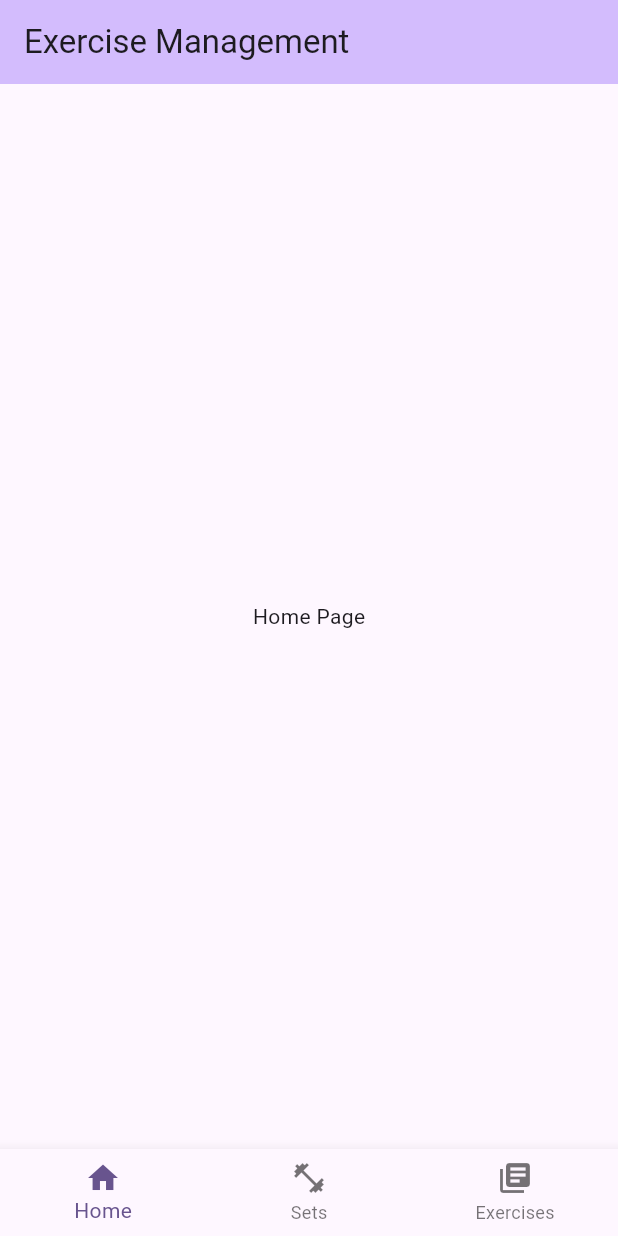
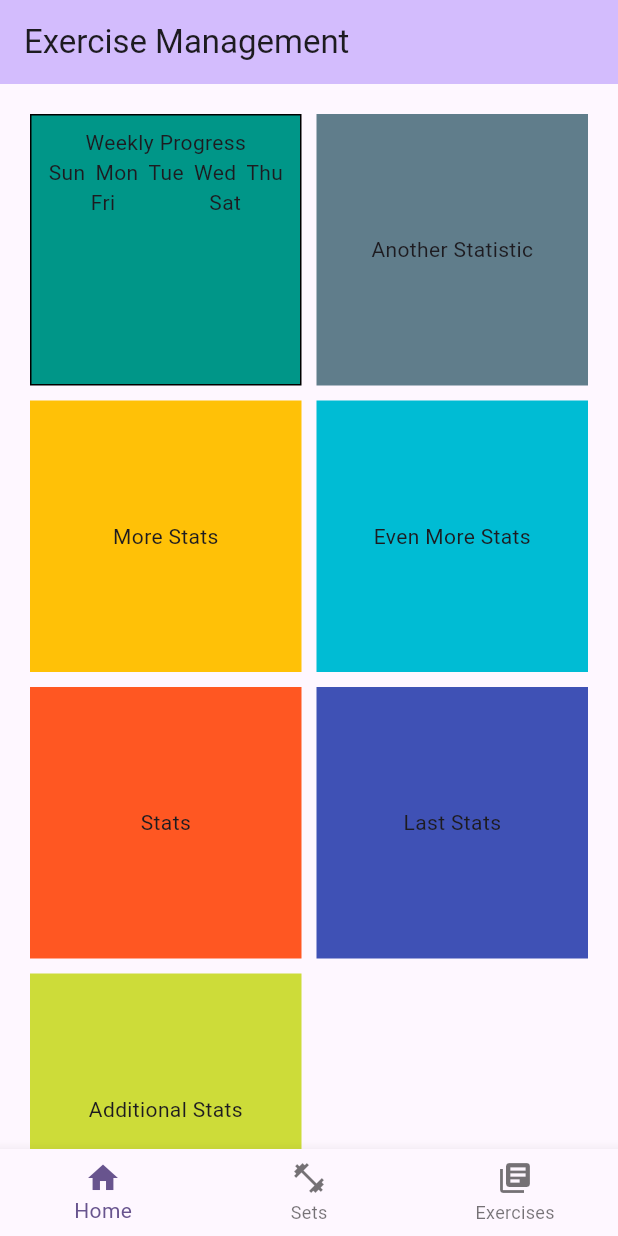
Before and after one commit to igorbasko01/exercise-management, a Flutter app: the screen it shows after launch, on a phone screen of 412 x 824 dp. Run offline on Flutter 3.47's test engine with Material 3 defaults, Android fonts, the phone set to English and light mode, and no system bars; our stand-ins replace logger, sqflite; accounts and stored records are empty.

Commit message:
create basic grid in home page

```diff
--- a/lib/presentation/pages/home_page.dart
+++ b/lib/presentation/pages/home_page.dart
@@ -1,10 +1,58 @@
+import 'package:exercise_management/presentation/widgets/weekly_progress_statistic_widget.dart';
 import 'package:flutter/material.dart';
 
 class HomePage extends StatelessWidget {
+
   const HomePage({super.key});
 
   @override
   Widget build(BuildContext context) {
-    return const Center(child: Text('Home Page'),);
+    return GridView.count(
+      primary: false,
+      padding: const EdgeInsets.all(20),
+      crossAxisSpacing: 10,
+      mainAxisSpacing: 10,
+      crossAxisCount: 2,
+      children: [
+        Container(
+          padding: const EdgeInsets.all(8),
+          decoration: BoxDecoration(
+              color: Colors.teal,
+              border: Border.all()
+          ),
+          child: WeeklyProgressStatisticWidget(),
+        ),
+        Container(
+          padding: const EdgeInsets.all(8),
+          color: Colors.blueGrey,
+          child: const Center(child: Text('Another Statistic')),
+        ),
+        Container(
+          padding: const EdgeInsets.all(8),
+          color: Colors.amber,
+          child: const Center(child: Text('More Stats')),
+        ),
+        Container(
+          padding: const EdgeInsets.all(8),
+          color: Colors.cyan,
+          child: const Center(child: Text('Even More Stats')),
+        ),
+        Container(
+          padding: const EdgeInsets.all(8),
+          color: Colors.deepOrange,
+          child: const Center(child: Text('Stats')),
+        ),
+        Container(
+          padding: const EdgeInsets.all(8),
+          color: Colors.indigo,
+          child: const Center(child: Text('Last Stats')),
+        ),
+        Container(
+          padding: const EdgeInsets.all(8),
+          color: Colors.lime,
+          child: const Center(child: Text('Additional Stats')),
+        )
+      ],
+    );
   }
 }
--- /dev/null
+++ b/lib/presentation/widgets/weekly_progress_statistic_widget.dart
@@ -0,0 +1,33 @@
+import 'package:flutter/cupertino.dart';
+
+class WeeklyProgressStatisticWidget extends StatelessWidget {
+  static const List<String> weekDays = ['Sun', 'Mon', 'Tue', 'Wed', 'Thu'];
+  static const List<String> weekendDays = ['Fri', 'Sat'];
+
+  const WeeklyProgressStatisticWidget({super.key});
+
+  @override
+  Widget build(BuildContext context) {
+    return Column(
+      children: [
+        Text('Weekly Progress'),
+        Row(
+          mainAxisAlignment: MainAxisAlignment.spaceAround,
+          children: weekDays
+              .map((day) => Column(
+                    children: [Text(day)],
+                  ))
+              .toList(),
+        ),
+        Row(
+          mainAxisAlignment: MainAxisAlignment.spaceAround,
+          children: weekendDays
+              .map((day) => Column(
+                    children: [Text(day)],
+                  ))
+              .toList(),
+        ),
+      ],
+    );
+  }
+}
```
